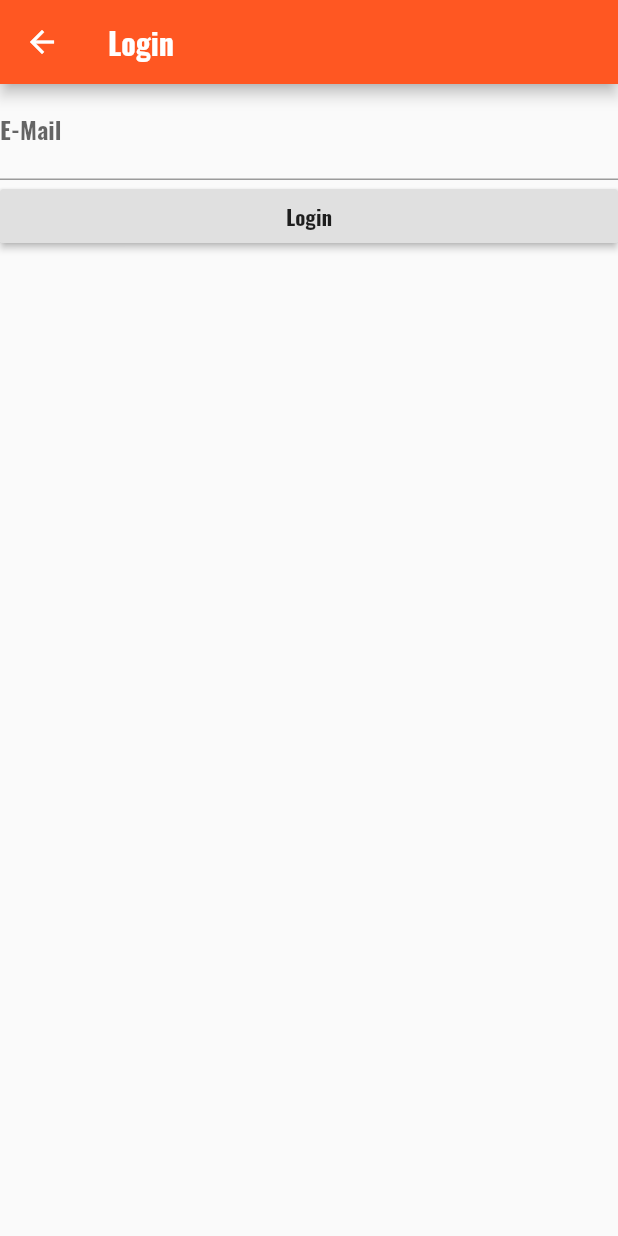
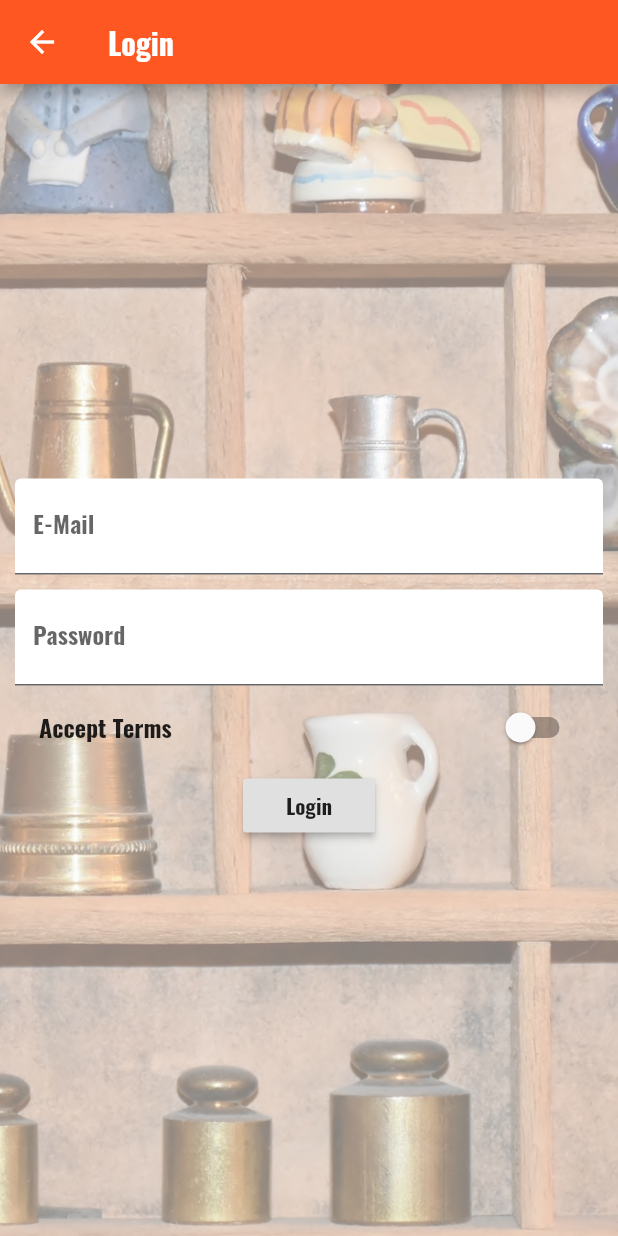
Before and after one commit to selvesandev/flutter-ess, a Flutter app: the AuthPage screen opened directly, on a phone screen of 412 x 824 dp. Run offline on Flutter 3.47's test engine with Material 2 defaults, Android fonts, the phone set to English and light mode, and no system bars.

Commit message:
auth page complete

```diff
--- a/lib/pages/auth.dart
+++ b/lib/pages/auth.dart
@@ -9,16 +9,28 @@ class AuthPage extends StatefulWidget {
 
 class _AuthPageState extends State<AuthPage> {
   String _email, _password;
-  bool _acceptTerms;
+  bool _acceptTerms = false;
   @override
   Widget build(BuildContext context) {
     return Scaffold(
       appBar: AppBar(title: Text('Login')),
       body: Container(
-            child: ListView(
+        padding: EdgeInsets.all(10.0),
+        decoration: BoxDecoration(
+            image: DecorationImage(
+                colorFilter: ColorFilter.mode(
+                    Colors.black.withOpacity(0.5), BlendMode.dstATop),
+                fit: BoxFit.cover,
+                image: AssetImage('assets/background.jpg'))),
+        child: Center(
+          child: SingleChildScrollView(
+            child: Column(
               children: <Widget>[
                 TextField(
-              decoration: InputDecoration(labelText: 'E-Mail'),
+                  decoration: InputDecoration(
+                      labelText: 'E-Mail',
+                      filled: true,
+                      fillColor: Colors.white),
                   onChanged: (value) {
                     setState(() {
                       _email = value;
@@ -26,13 +38,41 @@ class _AuthPageState extends State<AuthPage> {
                   },
                   keyboardType: TextInputType.emailAddress,
                 ),
+                SizedBox(
+                  height: 10.0,
+                ),
+                TextField(
+                    decoration: InputDecoration(
+                        labelText: 'Password',
+                        filled: true,
+                        fillColor: Colors.white),
+                    obscureText: true,
+                    onChanged: (value) {
+                      setState(() {
+                        _password = value;
+                      });
+                    },
+                    keyboardType: TextInputType.visiblePassword),
+                SwitchListTile(
+                  value: _acceptTerms,
+                  onChanged: (bool value) {
+                    setState(() {
+                      _acceptTerms = value;
+                    });
+                  },
+                  title: const Text('Accept Terms'),
+                ),
                 RaisedButton(
                   child: Text('Login'),
                   onPressed: () {
-                Navigator.pushReplacementNamed(context, '/');
+                    Navigator.pushReplacementNamed(context, '/products');
                   },
                 ),
               ],
-        )));
+            ),
+          ),
+        ),
+      ),
+    );
   }
 }
```
Also changed, not shown: lib/main.dart (+11 -5 lines). Lines whose indentation alone changed are shown as unchanged.
